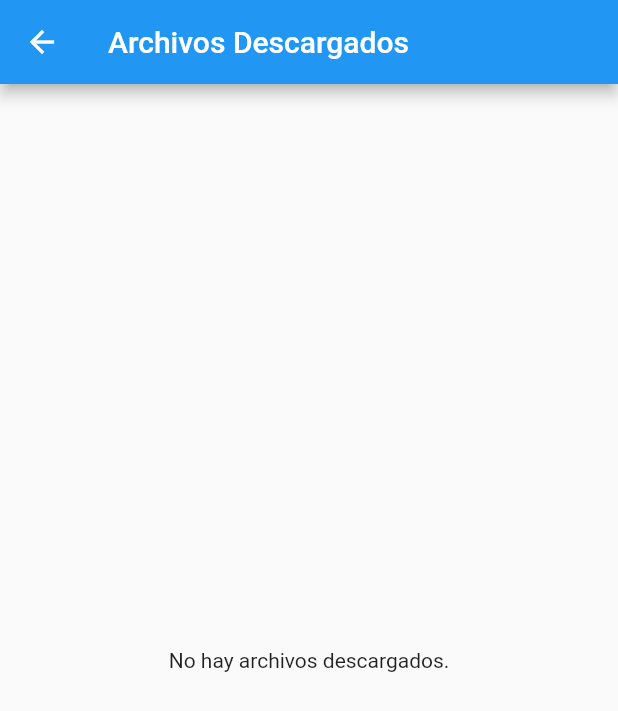
After one commit to CamperoJose/proyecto_grafos, a Flutter app: the SubirArchivoPage screen opened directly, on a phone screen of 412 x 824 dp. The commit adds this screen. Shown: the top 711 px of the screen. Run offline on Flutter 3.47's test engine with Material 2 defaults, Android fonts, the phone set to English and light mode, and no system bars; our stand-ins replace carousel_slider, flutter_speed_dial, open_filex; missing offline and left inert: dart:html, flutter_statusbarcolor_ns; key blocks and very long unbroken strings in the code were emptied for the run.

Commit message:
descargar archivo

```diff
--- /dev/null
+++ b/lib/subir_archivo.dart
@@ -0,0 +1,50 @@
+import 'dart:io';
+import 'package:flutter/material.dart';
+import 'package:path_provider/path_provider.dart';
+
+class SubirArchivoPage extends StatefulWidget {
+  @override
+  _SubirArchivoPageState createState() => _SubirArchivoPageState();
+}
+
+class _SubirArchivoPageState extends State<SubirArchivoPage> {
+  List<FileSystemEntity> archivos = [];
+
+  @override
+  void initState() {
+    super.initState();
+    _listarArchivos();
+  }
+
+  Future<void> _listarArchivos() async {
+    final directory = await getApplicationDocumentsDirectory();
+    setState(() {
+      archivos = Directory(directory.path).listSync();
+    });
+  }
+
+  @override
+  Widget build(BuildContext context) {
+    return Scaffold(
+      appBar: AppBar(
+        title: Text('Archivos Descargados'),
+      ),
+      body: archivos.isEmpty
+          ? Center(
+              child: Text('No hay archivos descargados.'),
+            )
+          : ListView.builder(
+              itemCount: archivos.length,
+              itemBuilder: (context, index) {
+                final archivo = archivos[index];
+                return ListTile(
+                  title: Text(archivo.uri.pathSegments.last),
+                  onTap: () {
+                    // Aquí puedes agregar la lógica para abrir o gestionar el archivo.
+                  },
+                );
+              },
+            ),
+    );
+  }
+}
--- a/pubspec.yaml
+++ b/pubspec.yaml
@@ -11,15 +11,19 @@ dependencies:
   flutter:
     sdk: flutter
   cupertino_icons: ^1.0.2
+  path_provider: ^2.1.1
   flutter_speed_dial: ^7.0.0
   flutter_statusbarcolor_ns: ^0.5.0
   carousel_slider: ^4.0.0
   flutter_svg: ^0.22.0
   flutter_pdfview: ^1.0.0
   syncfusion_flutter_pdfviewer: ^20.4.47
-  path_provider: ^2.0.14
   open_filex: ^4.3.2
   url_launcher: ^6.1.13
+  file_picker: ^5.5.0
+  universal_html: ^2.2.4
+
+
 
 dev_dependencies:
   flutter_test:
```
Also changed, not shown: lib/classes/modelo_arista.dart (+14 -0 lines), lib/classes/modelo_nodo.dart (+10 -0 lines), lib/home.dart (+15 -23 lines), lib/save_json.dart (added, +56 -0 lines), lib/data.dart (line endings or trailing spaces), pubspec.lock, 1062 other files.
